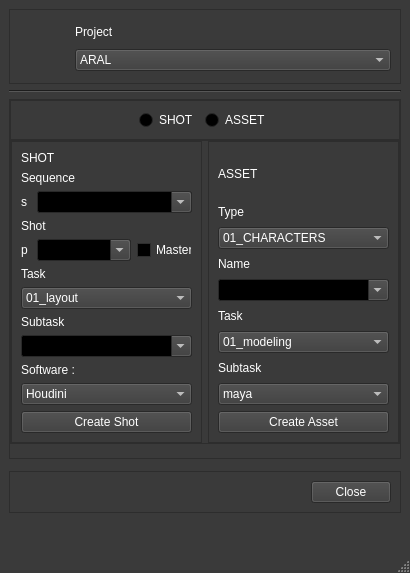
Above: pipeline/tools/filemanager/ui/qt/Pipeline_Create_UI.ui from ArtFXDev/pipeline before the change. Below: the same form after it.
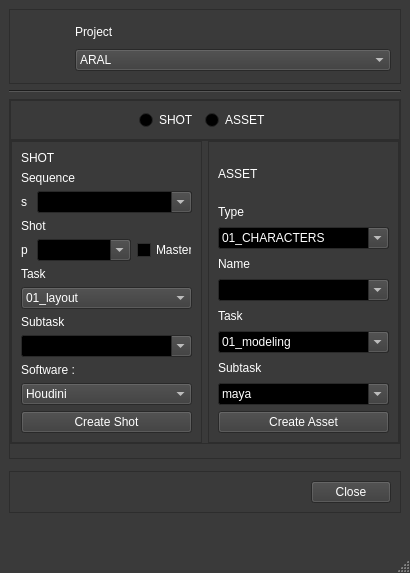
That is the form after the change.

Patch:
```diff
--- a/pipeline/tools/filemanager/ui/qt/Pipeline_Create_UI.ui
+++ b/pipeline/tools/filemanager/ui/qt/Pipeline_Create_UI.ui
@@ -769,6 +769,9 @@
                  </item>
                  <item>
                   <widget class="QComboBox" name="asset_type_combo_box">
+                   <property name="editable">
+                    <bool>true</bool>
+                   </property>
                    <item>
                     <property name="text">
                      <string>01_CHARACTERS</string>
@@ -834,6 +837,9 @@
                  </item>
                  <item>
                   <widget class="QComboBox" name="input_asset_task_combo_box">
+                   <property name="editable">
+                    <bool>true</bool>
+                   </property>
                    <item>
                     <property name="text">
                      <string>01_modeling</string>
@@ -879,6 +885,9 @@
                  </item>
                  <item>
                   <widget class="QComboBox" name="input_asset_subtask_combo_box">
+                   <property name="editable">
+                    <bool>true</bool>
+                   </property>
                    <item>
                     <property name="text">
                      <string>maya</string>
```
